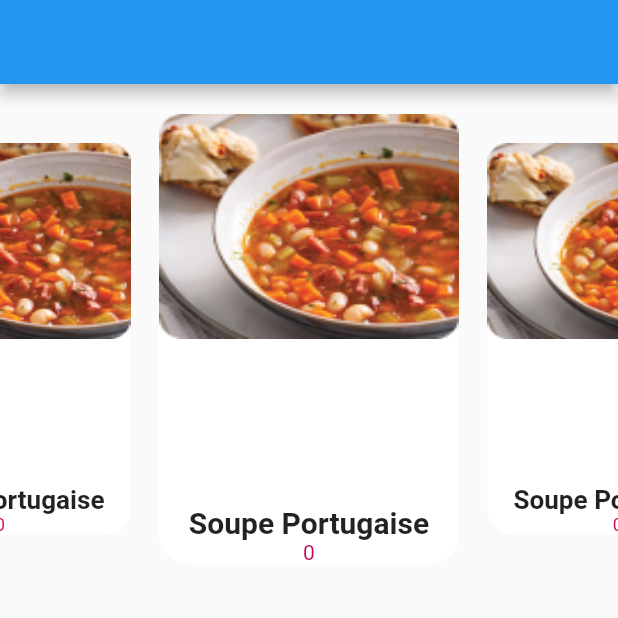
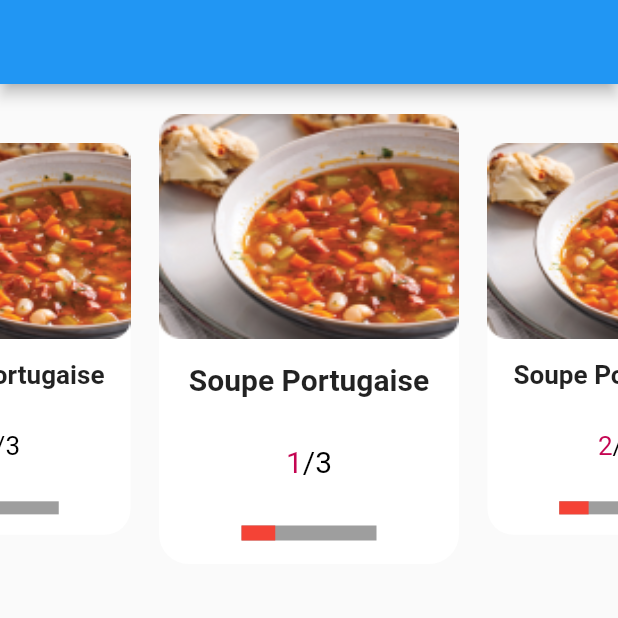
Before and after one commit to chechna9/IWD2022-hackathon, a Flutter app: the screen it shows after launch, on a phone screen of 412 x 824 dp, the top half of it. Run offline on Flutter 3.47's test engine with Material 2 defaults, Android fonts, the phone set to English and light mode, and no system bars; drawn by our look-alikes of carousel_slider, percent_indicator; our stand-ins replace charts_flutter, flutter_slidable.

Commit message:
swiper component done

```diff
--- a/iwd2022/lib/Components/swiper_card.dart
+++ b/iwd2022/lib/Components/swiper_card.dart
@@ -1,15 +1,20 @@
 import 'package:flutter/material.dart';
 import 'package:iwd2022/constants.dart';
+import 'package:percent_indicator/percent_indicator.dart';
 
 class SwiperCard extends StatefulWidget {
   final String imagePath;
   final String title;
   final int index;
+  final int length;
+  final double pourcentage;
   const SwiperCard(
       {Key? key,
       required this.imagePath,
       required this.title,
-      required this.index})
+      required this.index,
+      required this.length,
+      required this.pourcentage})
       : super(key: key);
 
   @override
@@ -34,11 +39,14 @@ class _SwiperCardState extends State<SwiperCard> {
             width: double.infinity,
             height: 150,
           ),
-          Column(
+          Expanded(
+            flex: 2,
+            child: Column(
+              mainAxisAlignment: MainAxisAlignment.spaceAround,
               children: [
                 Text(
                   widget.title,
-                style: TextStyle(
+                  style: const TextStyle(
                     fontFamily: "Roboto",
                     fontWeight: FontWeight.bold,
                     fontSize: 20,
@@ -47,12 +55,31 @@ class _SwiperCardState extends State<SwiperCard> {
                 Text.rich(
                   TextSpan(
                     text: widget.index.toString(),
-                  style: TextStyle(
+                    style: const TextStyle(
                       color: myRed,
+                      fontSize: 20,
+                    ),
+                    children: [
+                      TextSpan(
+                        text: "/${widget.length.toString()}",
+                        style: const TextStyle(
+                          color: Colors.black,
+                          fontSize: 20,
+                        ),
+                      )
+                    ],
                   ),
                 ),
+                LinearPercentIndicator(
+                  padding: const EdgeInsets.symmetric(horizontal: 55),
+                  // width: 100.0,
+                  lineHeight: 10.0,
+                  percent: widget.pourcentage,
+                  backgroundColor: Colors.grey,
+                  progressColor: Colors.red,
                 ),
               ],
+            ),
           )
         ],
       ),
--- a/iwd2022/lib/screens/test_swiper.dart
+++ b/iwd2022/lib/screens/test_swiper.dart
@@ -18,6 +18,18 @@ class _TestSwiperState extends State<TestSwiper> {
         imageURL: "assets/soup1.png",
         ingredient: "ingredient",
         name: "Soupe Portugaise"),
+    ProductDataModel(
+        category: "Soupe",
+        description: "Description",
+        imageURL: "assets/soup1.png",
+        ingredient: "ingredient",
+        name: "Soupe Portugaise"),
+    ProductDataModel(
+        category: "Soupe",
+        description: "Description",
+        imageURL: "assets/soup1.png",
+        ingredient: "ingredient",
+        name: "Soupe Portugaise"),
   ];
   @override
   Widget build(BuildContext context) {
@@ -30,7 +42,9 @@ class _TestSwiperState extends State<TestSwiper> {
           itemBuilder: ((context, index, realIndex) => SwiperCard(
                 imagePath: recepies[index].imageURL!,
                 title: recepies[index].name!,
-                index: index,
+                index: index + 1,
+                length: recepies.length,
+                pourcentage: 0.25, // between 0 and 1
               )),
           options: CarouselOptions(
             autoPlay: true,
```
Lines whose indentation alone changed are shown as unchanged.
